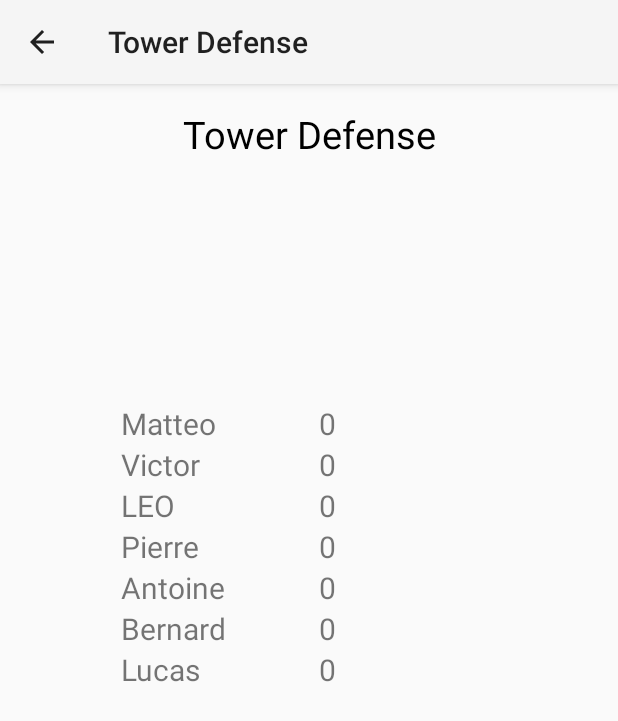
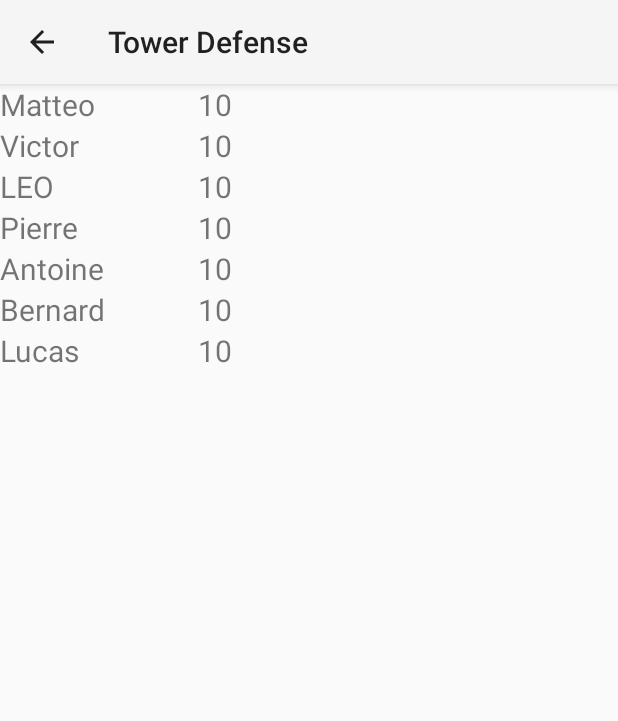
Before and after one commit to keturss/Projet-Mobile_GAILLARD_Broquet, an Android app: the screen it shows after launch (ScoreActivity), after a tap on "SCORE", on a phone screen of 412 x 824 dp. Shown: the top 721 px of the screen. Run offline under Robolectric (Android 15) with nearby library versions, the phone set to English and light mode, and no system bars.

Commit message:
fragment score Recycler

```diff
--- a/Code/app/src/main/java/fr/iut63/towerdefense/UI/activity/ScoreActivity.java
+++ b/Code/app/src/main/java/fr/iut63/towerdefense/UI/activity/ScoreActivity.java
@@ -1,5 +1,6 @@
 package fr.iut63.towerdefense.UI.activity;
 
+import android.content.res.Configuration;
 import android.os.Bundle;
 import android.util.Log;
 import android.widget.TextView;
@@ -13,6 +14,7 @@ import java.io.FileNotFoundException;
 import java.util.ArrayList;
 
 import fr.iut63.towerdefense.R;
+import fr.iut63.towerdefense.UI.fragment.MasterScoreFragment;
 import fr.iut63.towerdefense.UI.util.adaptater.ArrayToView;
 import fr.iut63.towerdefense.UI.util.data.Stub;
 import fr.iut63.towerdefense.UI.util.save.FileLoader;
@@ -26,7 +28,7 @@ public class ScoreActivity extends AppCompatActivity {
     public static final String PATHToScores = "scores";
     private ISave save = new FileSaver();
     private ILoad loader;
-    private final Stub modele = new Stub();
+    private Stub modele;
     private ArrayList<GameState> scores = null;
 
     private RecyclerView scoresRecyclerView;
@@ -39,18 +41,30 @@ public class ScoreActivity extends AppCompatActivity {
         super.onCreate(savedInstanceState);
         setContentView(R.layout.activity_scores);
 
-        Log.d("Create","onCreateScores()");
-
         loader = new FileLoader();
         try {
             scores = (ArrayList<GameState>) loader.load(openFileInput(PATHToScores));
         } catch (FileNotFoundException e) {
-            System.out.println(e);
+            Log.d("ERREURLOAD", String.valueOf(e));
         }
         if (scores == null) {
+            modele = new Stub();
             scores = (ArrayList<GameState>) modele.load(null);
         }
 
+        getSupportFragmentManager().beginTransaction()
+                .setReorderingAllowed(true)
+                .add(R.id.container_de_fragment, MasterScoreFragment.class, null)
+                .commit();
+
+        if (getResources().getConfiguration().orientation == Configuration.ORIENTATION_LANDSCAPE) {
+            getSupportFragmentManager().beginTransaction()
+                    .setReorderingAllowed(true)
+                    .replace(R.id.container_de_fragment, MasterScoreFragment.class, null)
+                    .commit();
+        }
+
+        /*
         scoresRecyclerView = findViewById(R.id.scoresRecyclerView);
         scoresRecyclerView.setLayoutManager(new LinearLayoutManager(getApplicationContext()));
 
@@ -59,9 +73,13 @@ public class ScoreActivity extends AppCompatActivity {
         scoresView.addAll(scores);
 
         scoresRecyclerView.setAdapter(new ArrayToView(scoresView));
+        */
 
     }
 
+    public ArrayList<GameState> getScores() {
+        return scores;
+    }
 
     @Override
     protected void onStop() {
--- /dev/null
+++ b/Code/app/src/main/java/fr/iut63/towerdefense/UI/fragment/MasterScoreFragment.java
@@ -0,0 +1,38 @@
+package fr.iut63.towerdefense.UI.fragment;
+
+import android.os.Bundle;
+
+import androidx.annotation.NonNull;
+import androidx.annotation.Nullable;
+import androidx.fragment.app.Fragment;
+import androidx.recyclerview.widget.LinearLayoutManager;
+import androidx.recyclerview.widget.RecyclerView;
+
+import android.view.LayoutInflater;
+import android.view.View;
+import android.view.ViewGroup;
+
+import fr.iut63.towerdefense.R;
+import fr.iut63.towerdefense.UI.activity.MainMenu;
+import fr.iut63.towerdefense.UI.activity.ScoreActivity;
+import fr.iut63.towerdefense.UI.util.adaptater.ArrayToView;
+
+
+public class MasterScoreFragment extends Fragment {
+
+    private ScoreActivity activiteParente;
+
+    public MasterScoreFragment() {
+        super(R.layout.fragment_master_score);
+    }
+
+    @Override
+    public void onViewCreated(@NonNull View view, @Nullable Bundle savedInstanceState) {
+        super.onViewCreated(view, savedInstanceState);
+
+        activiteParente = (ScoreActivity) getContext();
+        RecyclerView laListView = view.findViewById(R.id.laListView);
+        laListView.setLayoutManager(new LinearLayoutManager(activiteParente));
+        laListView.setAdapter(new ArrayToView(activiteParente.getScores()));
+    }
+}
--- a/Code/app/src/main/java/fr/iut63/towerdefense/UI/util/adaptater/ArrayToView.java
+++ b/Code/app/src/main/java/fr/iut63/towerdefense/UI/util/adaptater/ArrayToView.java
@@ -31,10 +31,8 @@ public class ArrayToView extends RecyclerView.Adapter {
     @Override
     public void onBindViewHolder(@NonNull RecyclerView.ViewHolder holder, int position) {
         GameState scoreCourant = scores.get(position);
-        Log.d("Pseudo",scoreCourant.getPseudo());
-        Log.d("Score", String.valueOf(scoreCourant.getScore()));
         ((ViewHolderScore)holder).getPseudoViewScore().setText(scoreCourant.getPseudo());
-        ((ViewHolderScore)holder).getScoreViewScore().setText(String.valueOf(scoreCourant.getScore()));
+        ((ViewHolderScore)holder).getScoreViewScore().setText(String.valueOf(10));
     }
 
     @Override
--- a/Code/app/src/main/res/layout/activity_scores.xml
+++ b/Code/app/src/main/res/layout/activity_scores.xml
@@ -1,48 +1,9 @@
 <?xml version="1.0" encoding="utf-8"?>
-<androidx.constraintlayout.widget.ConstraintLayout xmlns:android="http://schemas.android.com/apk/res/android"
-    xmlns:app="http://schemas.android.com/apk/res-auto"
-    xmlns:tools="http://schemas.android.com/tools"
+<androidx.fragment.app.FragmentContainerView xmlns:android="http://schemas.android.com/apk/res/android"
     android:layout_width="match_parent"
     android:layout_height="match_parent"
-    tools:ignore="ExtraText">
-
-    <androidx.recyclerview.widget.RecyclerView
-        android:id="@+id/scoresRecyclerView"
-        android:layout_width="251dp"
-        android:layout_height="407dp"
-        android:layout_marginTop="64dp"
-        android:foregroundGravity="center"
-        app:layout_constraintBottom_toBottomOf="parent"
-        app:layout_constraintEnd_toEndOf="parent"
-        app:layout_constraintHorizontal_bias="0.5"
-        app:layout_constraintStart_toStartOf="parent"
-        app:layout_constraintTop_toTopOf="parent" />
+    android:id="@+id/container_de_fragment" >
 
 
-    <TextView
-        android:id="@+id/LeaderBoard"
-        android:layout_width="wrap_content"
-        android:layout_height="wrap_content"
-        android:layout_marginTop="16dp"
-        android:text="@string/app_name"
-        android:textColor="@color/black"
-        android:textSize="@dimen/sub_title"
-        app:layout_constraintLeft_toLeftOf="parent"
-        app:layout_constraintRight_toRightOf="parent"
-        app:layout_constraintTop_toTopOf="parent"
-        tools:ignore="SpUsage" />
 
-    <TextView
-        android:id="@+id/textViewHUD"
-        android:layout_width="wrap_content"
-        android:layout_height="wrap_content"
-        android:layout_marginTop="96dp"
-        android:textColor="@color/black"
-        android:textSize="@dimen/sub_title"
-        app:layout_constraintLeft_toLeftOf="parent"
-        app:layout_constraintRight_toRightOf="parent"
-        app:layout_constraintTop_toBottomOf="@+id/LeaderBoard"
-        tools:ignore="SpUsage" />
-
-
-</androidx.constraintlayout.widget.ConstraintLayout>
+</androidx.fragment.app.FragmentContainerView>
--- /dev/null
+++ b/Code/app/src/main/res/layout/fragment_master_score.xml
@@ -0,0 +1,11 @@
+<?xml version="1.0" encoding="utf-8"?>
+<LinearLayout
+    xmlns:android="http://schemas.android.com/apk/res/android" android:layout_width="match_parent"
+    android:layout_height="match_parent">
+
+    <androidx.recyclerview.widget.RecyclerView
+        android:layout_width="match_parent"
+        android:layout_height="match_parent"
+        android:id="@+id/laListView"/>
+
+</LinearLayout>
--- a/Code/app/src/main/res/values/strings.xml
+++ b/Code/app/src/main/res/values/strings.xml
@@ -22,6 +22,6 @@
     <string name="hard">hard</string>
     <string name="easy">easy</string>
     <string name="menu_buttonScore">Score</string>
-<!-- TODO: Remove or change this placeholder text -->
+    <!-- TODO: Remove or change this placeholder text -->
     <string name="hello_blank_fragment">Hello blank fragment</string>
 </resources>
```
